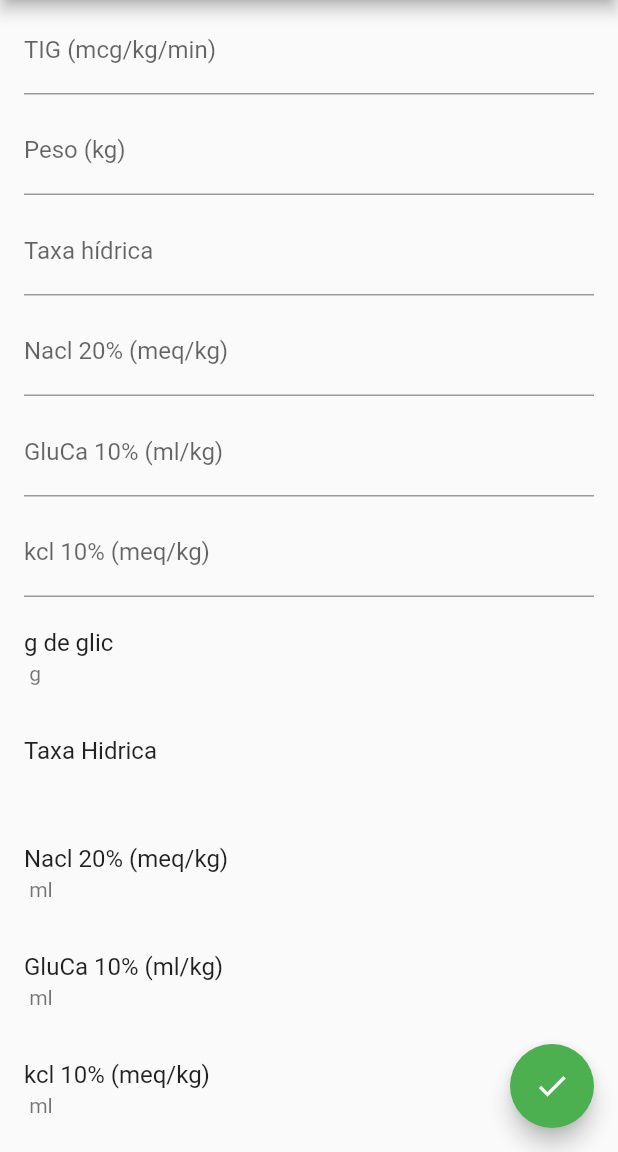
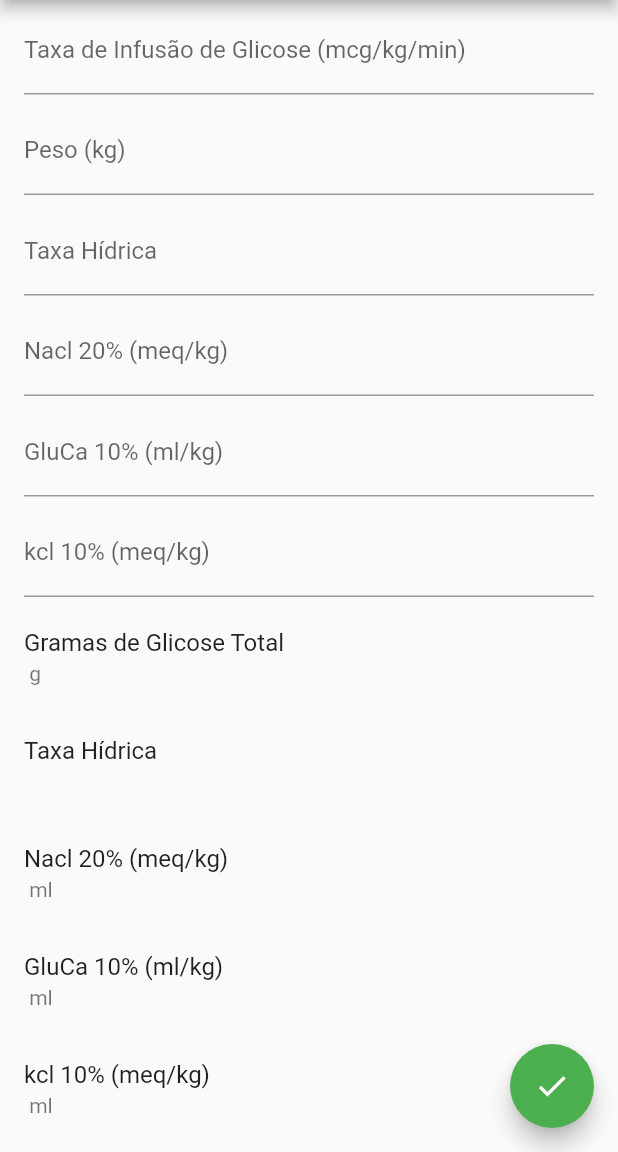
Before and after one commit to mauriciofaustino/greenbook, a Flutter app: the screen it shows after launch, on a phone screen of 412 x 824 dp, the part 84-1236 px from its top. Run offline on Flutter 3.47's test engine with Material 2 defaults, Android fonts, the phone set to English and light mode, and no system bars; missing offline and left inert: validate.

Commit message:
change labels

```diff
--- a/lib/home_page.dart
+++ b/lib/home_page.dart
@@ -109,7 +109,7 @@ class _GreenbookHomePageState extends State<GreenbookHomePage> {
                   title: new TextFormField(
                       keyboardType: TextInputType.number,
                       decoration: new InputDecoration(
-                        labelText: 'TIG (mcg/kg/min)',
+                        labelText: 'Taxa de Infusão de Glicose (mcg/kg/min)',
                       ),
                       controller: this._data.tig,
                       validator: this._validateValue,
@@ -129,7 +129,7 @@ class _GreenbookHomePageState extends State<GreenbookHomePage> {
                   title: new TextFormField(
                     keyboardType: TextInputType.number,
                     decoration: new InputDecoration(
-                      labelText: 'Taxa hídrica',
+                      labelText: 'Taxa Hídrica',
                     ),
                     controller: this._data.taxa_hidrica,
                     validator: this._validateValue,
@@ -166,11 +166,11 @@ class _GreenbookHomePageState extends State<GreenbookHomePage> {
                   ),
                 ),
                 new ListTile(
-                    title: const Text('g de glic'),
+                    title: const Text('Gramas de Glicose Total'),
                     subtitle: new Text('${_calculator._result.result_g_de_glic} g')
                 ),
                 new ListTile(
-                    title: const Text('Taxa Hidrica'),
+                    title: const Text('Taxa Hídrica'),
                     subtitle: new Text('${_calculator._result.result_taxa_hidrica}')
                 ),
                 new ListTile(
@@ -186,35 +186,27 @@ class _GreenbookHomePageState extends State<GreenbookHomePage> {
                     subtitle: new Text('${_calculator._result.result_kcl} ml')
                 ),
                 new ListTile(
-                    title: const Text('volume p/ compor TIG'),
-                    subtitle: new Text('${_calculator._result.result_volume_compor_tig} ml')
-                ),
-                new ListTile(
-                    title: const Text('% p/ composição do soro'),
-                    subtitle: new Text('${_calculator._result.result_percent_composicao_soro} %')
-                ),
-                new ListTile(
-                    title: const Text('SG 10%'),
+                    title: const Text('Soro Glicosado 10%'),
                     subtitle: new Text('${_calculator._result.result_sg_10} ml')
                 ),
                 new ListTile(
-                    title: const Text('SG 10%'),
+                    title: const Text('Soro Glicosado 10%'),
                     subtitle: new Text('${_calculator._result.result_sg_10_2} ml')
                 ),
                 new ListTile(
-                    title: const Text('SG5%'),
+                    title: const Text('Soro Glicosado  5%'),
                     subtitle: new Text('${_calculator._result.result_sg_5} ml')
                 ),
                 new ListTile(
-                    title: const Text('SG 5%'),
+                    title: const Text('Soro Glicosado 5%'),
                     subtitle: new Text('${_calculator._result.result_sg_5_2} ml')
                 ),
                 new ListTile(
-                    title: const Text('AD'),
+                    title: const Text('Água Destilada'),
                     subtitle: new Text('${_calculator._result.result_ad} ml')
                 ),
                 new ListTile(
-                    title: const Text('SG 50%'),
+                    title: const Text('Soro Glicosado 50%'),
                     subtitle: new Text('${_calculator._result.result_sg_50} ml')
                 ),
                 new ListTile(
```
